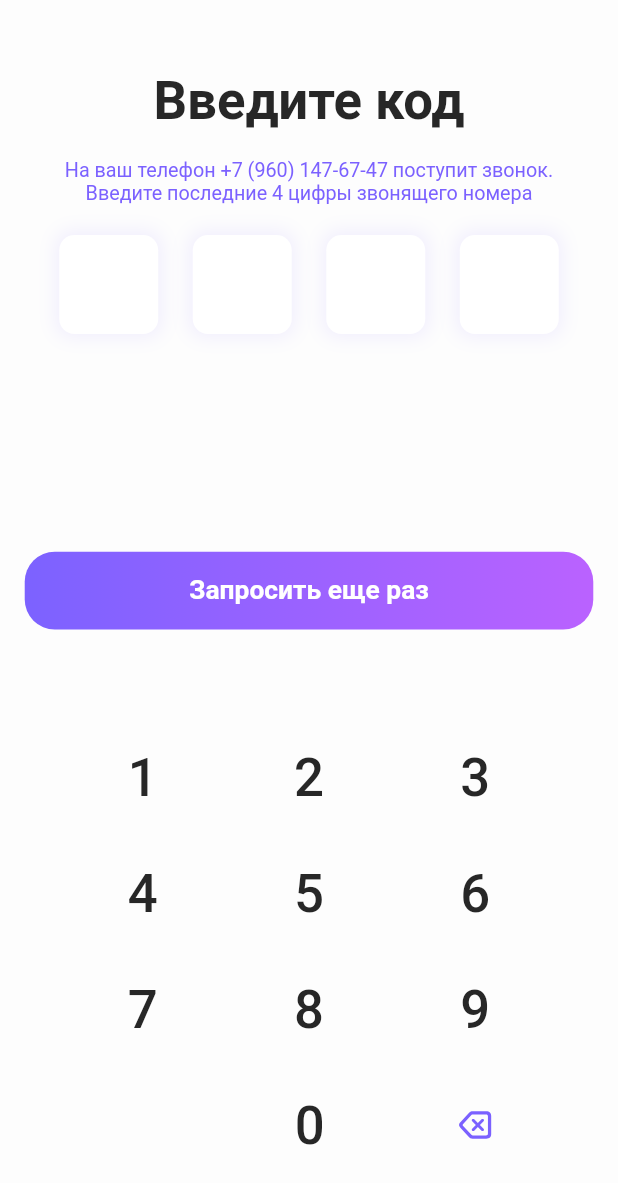
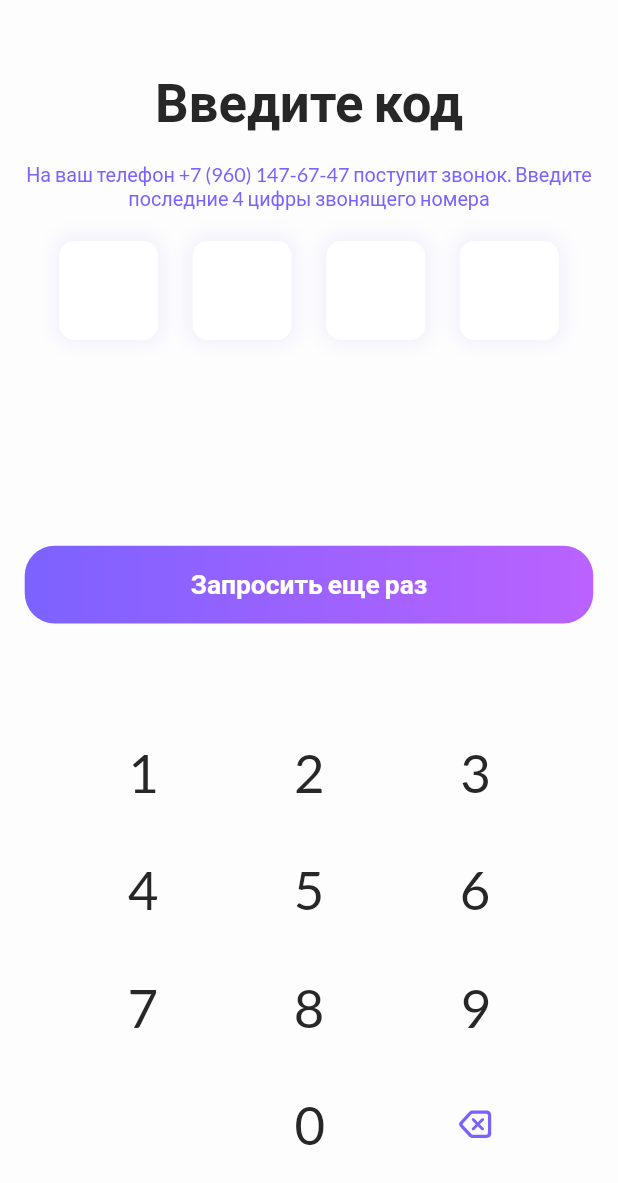
Before and after one commit to Daniel-Shegida/pincode, a Flutter app: the PinCodeScreen screen opened directly, on a phone screen of 412 x 824 dp, the part 53-1236 px from its top. Run offline on Flutter 3.47's test engine with Material 2 defaults, Android fonts, the phone set to English and light mode, and no system bars; our stand-ins replace flutter_screenutil, flutter_svg, google_fonts.

Commit message:
feat(google_fonts):added google_fonts

```diff
--- a/lib/presentation/res/styles/project_styles.dart
+++ b/lib/presentation/res/styles/project_styles.dart
@@ -1,35 +1,46 @@
 import 'package:flutter/material.dart';
 import 'package:flutter_screenutil/flutter_screenutil.dart';
+import 'package:google_fonts/google_fonts.dart';
 import 'package:untitled/presentation/res/colors/project_colors.dart';
 
 /// стили проекта
 abstract class ProjectStyles {
-  static TextStyle boldBlack32Lato = TextStyle(
+  static TextStyle boldBlack32Lato = GoogleFonts.lato(
+    textStyle: TextStyle(
       fontSize: 32.sp,
       fontWeight: FontWeight.bold,
       color: ProjectColors.black,
+    ),
   );
 
-  static TextStyle regularPurple12Lato = TextStyle(
+  static TextStyle regularPurple12Lato = GoogleFonts.lato(
+    textStyle: TextStyle(
       fontSize: 12.sp,
       color: ProjectColors.purple,
+    ),
   );
 
-  static TextStyle boldPurple32Lato = TextStyle(
+  static TextStyle boldPurple32Lato = GoogleFonts.lato(
+    textStyle: TextStyle(
       fontSize: 32.sp,
       fontWeight: FontWeight.bold,
       color: ProjectColors.purple,
+    ),
   );
 
-  static TextStyle boldWhite16Lato = TextStyle(
+  static TextStyle boldWhite16Lato = GoogleFonts.lato(
+    textStyle: TextStyle(
       fontSize: 16.sp,
       fontWeight: FontWeight.bold,
       color: ProjectColors.white,
+    ),
   );
 
-  static TextStyle mediumBlack32Lato = TextStyle(
+  static TextStyle mediumBlack32Lato = GoogleFonts.lato(
+    textStyle: TextStyle(
       fontSize: 32.sp,
       fontWeight: FontWeight.w500,
       color: ProjectColors.black,
+    ),
   );
 }
--- a/pubspec.yaml
+++ b/pubspec.yaml
@@ -13,6 +13,7 @@ dependencies:
   cupertino_icons: ^1.0.2
   flutter_svg: ^2.0.5
   flutter_screenutil: ^5.8.1
+  google_fonts: ^4.0.4
 
 dev_dependencies:
   flutter_test:
```
Also changed, not shown: pubspec.lock. Lines whose indentation alone changed are shown as unchanged.
